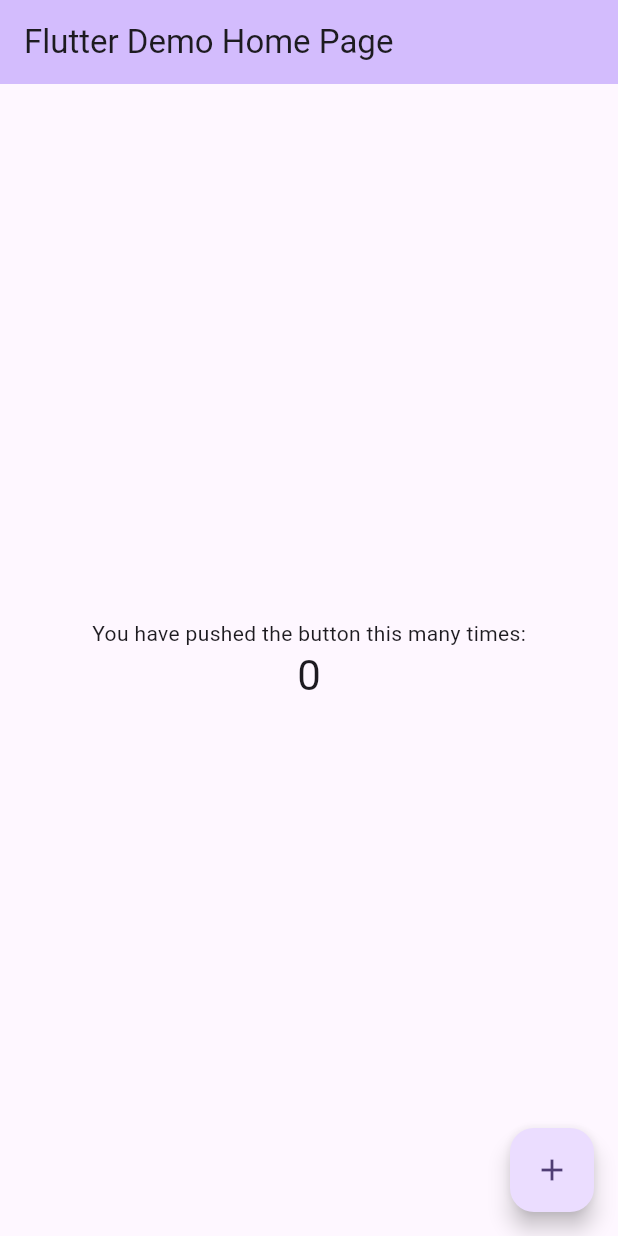
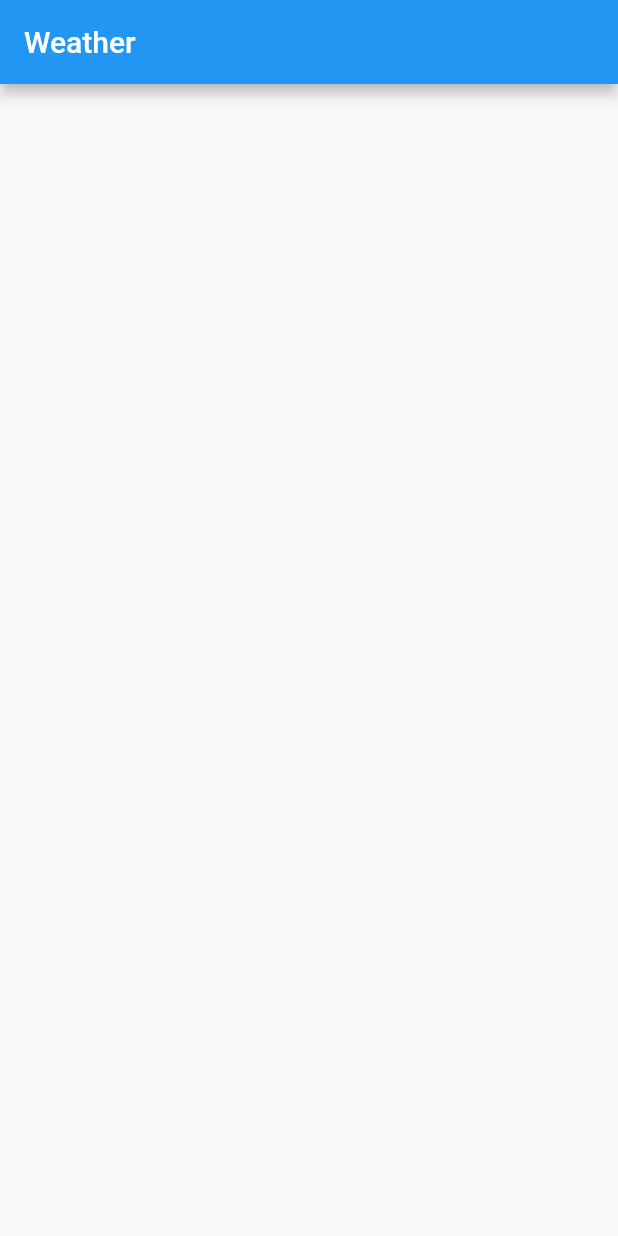
Before and after one commit to valentindlr1/FlutterWeatherApp, a Flutter app: the screen it shows after launch, on a phone screen of 412 x 824 dp. Run offline on Flutter 3.47's test engine with Material 2 defaults, Android fonts, the phone set to English and light mode, and no system bars.

Commit message:
creating base code for the app

```diff
--- a/lib/main.dart
+++ b/lib/main.dart
@@ -1,125 +1,20 @@
 import 'package:flutter/material.dart';
 
 void main() {
-  runApp(const MyApp());
+  runApp(MaterialApp(
+    home: WeatherHome(),
+  ));
 }
 
-class MyApp extends StatelessWidget {
-  const MyApp({super.key});
+class WeatherHome extends StatelessWidget {
+  const WeatherHome({super.key});
 
-  // This widget is the root of your application.
   @override
   Widget build(BuildContext context) {
-    return MaterialApp(
-      title: 'Flutter Demo',
-      theme: ThemeData(
-        // This is the theme of your application.
-        //
-        // TRY THIS: Try running your application with "flutter run". You'll see
-        // the application has a blue toolbar. Then, without quitting the app,
-        // try changing the seedColor in the colorScheme below to Colors.green
-        // and then invoke "hot reload" (save your changes or press the "hot
-        // reload" button in a Flutter-supported IDE, or press "r" if you used
-        // the command line to start the app).
-        //
-        // Notice that the counter didn't reset back to zero; the application
-        // state is not lost during the reload. To reset the state, use hot
-        // restart instead.
-        //
-        // This works for code too, not just values: Most code changes can be
-        // tested with just a hot reload.
-        colorScheme: ColorScheme.fromSeed(seedColor: Colors.deepPurple),
-        useMaterial3: true,
+    return Scaffold(
+      appBar: AppBar(
+        title: Text('Weather'),
       ),
-      home: const MyHomePage(title: 'Flutter Demo Home Page'),
     );
   }
 }
-
-class MyHomePage extends StatefulWidget {
-  const MyHomePage({super.key, required this.title});
-
-  // This widget is the home page of your application. It is stateful, meaning
-  // that it has a State object (defined below) that contains fields that affect
-  // how it looks.
-
-  // This class is the configuration for the state. It holds the values (in this
-  // case the title) provided by the parent (in this case the App widget) and
-  // used by the build method of the State. Fields in a Widget subclass are
-  // always marked "final".
-
-  final String title;
-
-  @override
-  State<MyHomePage> createState() => _MyHomePageState();
-}
-
-class _MyHomePageState extends State<MyHomePage> {
-  int _counter = 0;
-
-  void _incrementCounter() {
-    setState(() {
-      // This call to setState tells the Flutter framework that something has
-      // changed in this State, which causes it to rerun the build method below
-      // so that the display can reflect the updated values. If we changed
-      // _counter without calling setState(), then the build method would not be
-      // called again, and so nothing would appear to happen.
-      _counter++;
-    });
-  }
-
-  @override
-  Widget build(BuildContext context) {
-    // This method is rerun every time setState is called, for instance as done
-    // by the _incrementCounter method above.
-    //
-    // The Flutter framework has been optimized to make rerunning build methods
-    // fast, so that you can just rebuild anything that needs updating rather
-    // than having to individually change instances of widgets.
-    return Scaffold(
-      appBar: AppBar(
-        // TRY THIS: Try changing the color here to a specific color (to
-        // Colors.amber, perhaps?) and trigger a hot reload to see the AppBar
-        // change color while the other colors stay the same.
-        backgroundColor: Theme.of(context).colorScheme.inversePrimary,
-        // Here we take the value from the MyHomePage object that was created by
-        // the App.build method, and use it to set our appbar title.
-        title: Text(widget.title),
-      ),
-      body: Center(
-        // Center is a layout widget. It takes a single child and positions it
-        // in the middle of the parent.
-        child: Column(
-          // Column is also a layout widget. It takes a list of children and
-          // arranges them vertically. By default, it sizes itself to fit its
-          // children horizontally, and tries to be as tall as its parent.
-          //
-          // Column has various properties to control how it sizes itself and
-          // how it positions its children. Here we use mainAxisAlignment to
-          // center the children vertically; the main axis here is the vertical
-          // axis because Columns are vertical (the cross axis would be
-          // horizontal).
-          //
-          // TRY THIS: Invoke "debug painting" (choose the "Toggle Debug Paint"
-          // action in the IDE, or press "p" in the console), to see the
-          // wireframe for each widget.
-          mainAxisAlignment: MainAxisAlignment.center,
-          children: <Widget>[
-            const Text(
-              'You have pushed the button this many times:',
-            ),
-            Text(
-              '$_counter',
-              style: Theme.of(context).textTheme.headlineMedium,
-            ),
-          ],
-        ),
-      ),
-      floatingActionButton: FloatingActionButton(
-        onPressed: _incrementCounter,
-        tooltip: 'Increment',
-        child: const Icon(Icons.add),
-      ), // This trailing comma makes auto-formatting nicer for build methods.
-    );
-  }
-}
```
Also changed, not shown: 1 other file.
